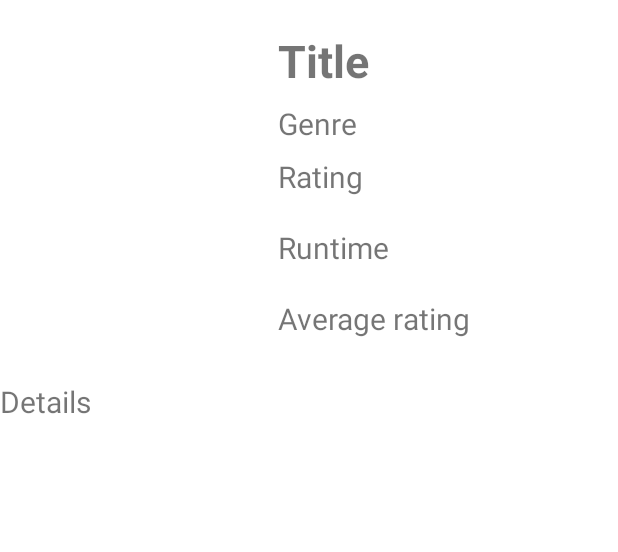
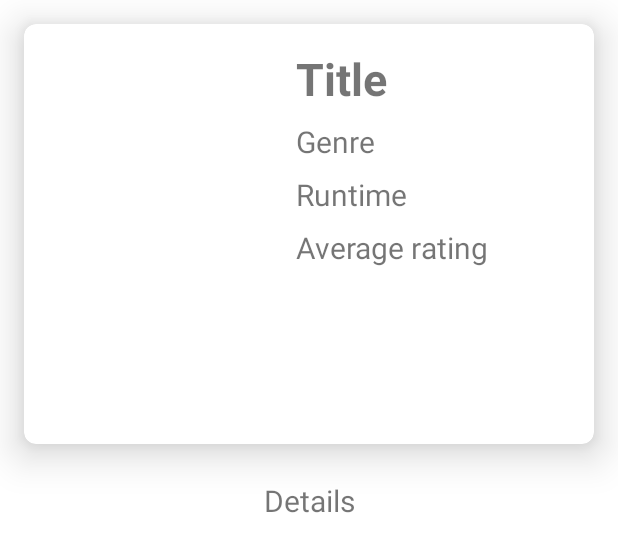
Before and after one commit to ryancho3/MoviesApp, an Android app: the layout fragment_detail.xml on its own in the app's theme, with its tools: preview values and no code run, on a phone screen of 412 x 824 dp. Shown: the top 552 px of the screen. Run offline under Robolectric (Android 15) with nearby library versions, the phone set to English and light mode, and no system bars.

Commit message:
detail view

```diff
--- a/app/src/main/java/com/example/moviesapp/detailFragment.kt
+++ b/app/src/main/java/com/example/moviesapp/detailFragment.kt
@@ -51,10 +51,10 @@ class detailFragment : Fragment() {
 
                 binding.movieGenre.text = genreText
                 binding.movieDetails.text = movie.overview
-                binding.movieAdult.text = when (movie.isAdult) {
-                    true -> "Adult Film"
-                    false -> "Not Adult Film"
-                }
+//                binding.movieAdult.text = when (movie.isAdult) {
+//                    true -> "Adult Film"
+//                    false -> "Not Adult Film"
+//                }
                 binding.movieAvgRating.text = movie.voteAverage.toString()
                 binding.movieRuntime.text = movie.runtime.toString()
 
--- a/app/src/main/res/layout/fragment_detail.xml
+++ b/app/src/main/res/layout/fragment_detail.xml
@@ -5,12 +5,27 @@
     android:layout_width="match_parent"
     android:layout_height="wrap_content">
 
+    <androidx.cardview.widget.CardView
+        android:id="@+id/main_card"
+        android:layout_width="match_parent"
+        android:layout_height="280dp"
+        android:layout_margin="16dp"
+        app:cardCornerRadius="8dp"
+        app:cardElevation="16dp"
+        app:layout_constraintStart_toStartOf="parent"
+        app:layout_constraintTop_toTopOf="parent">
+
+        <androidx.constraintlayout.widget.ConstraintLayout
+            android:layout_width="match_parent"
+            android:layout_height="wrap_content">
+
             <ImageView
                 android:id="@+id/movie_image"
                 android:layout_width="173dp"
                 android:layout_height="226dp"
-        android:layout_marginTop="28dp"
                 android:contentDescription="placeholder"
+                android:padding="20dp"
+                app:layout_constraintBottom_toBottomOf="parent"
                 app:layout_constraintStart_toStartOf="parent"
                 app:layout_constraintTop_toTopOf="parent" />
 
@@ -18,14 +33,16 @@
                 android:id="@+id/linearLayout"
                 android:layout_width="0dp"
                 android:layout_height="wrap_content"
-        android:layout_marginStart="12dp"
-        android:layout_marginTop="12dp"
+                android:layout_marginBottom="16dp"
                 android:gravity="top"
                 android:orientation="vertical"
+                android:padding="8dp"
+                app:layout_constraintBottom_toBottomOf="parent"
                 app:layout_constraintEnd_toEndOf="parent"
                 app:layout_constraintHorizontal_bias="0.0"
-        app:layout_constraintStart_toEndOf="@id/movie_image"
-        app:layout_constraintTop_toTopOf="parent">
+                app:layout_constraintStart_toEndOf="@+id/movie_image"
+                app:layout_constraintTop_toTopOf="@+id/movie_image"
+                app:layout_constraintVertical_bias="0.0">
 
                 <TextView
                     android:id="@+id/movie_title"
@@ -34,9 +51,7 @@
                     android:layout_marginTop="8dp"
                     android:text="Title"
                     android:textSize="30sp"
-            android:textStyle="bold"
-
-            />
+                    android:textStyle="bold" />
 
                 <TextView
                     android:id="@+id/movie_genre"
@@ -47,40 +62,38 @@
                     android:textSize="20sp" />
 
                 <TextView
-            android:id="@+id/movie_adult"
+                    android:id="@+id/movie_runtime"
                     android:layout_width="wrap_content"
                     android:layout_height="wrap_content"
                     android:layout_marginTop="8dp"
-            android:text="Rating"
-            android:textSize="20sp" />
-
-        <TextView
-            android:id="@+id/movie_runtime"
-            android:layout_width="wrap_content"
-            android:layout_height="wrap_content"
-            android:layout_marginTop="20dp"
                     android:text="Runtime"
                     android:textSize="20sp" />
-
 
                 <TextView
                     android:id="@+id/movie_avg_rating"
                     android:layout_width="wrap_content"
                     android:layout_height="wrap_content"
-            android:layout_marginTop="20dp"
+                    android:layout_marginTop="8dp"
                     android:text="Average rating"
                     android:textSize="20sp" />
 
             </LinearLayout>
+        </androidx.constraintlayout.widget.ConstraintLayout>
+
+    </androidx.cardview.widget.CardView>
 
     <TextView
         android:id="@+id/movie_details"
         android:layout_width="wrap_content"
         android:layout_height="wrap_content"
+        android:padding="24dp"
+        android:layout_marginStart="32dp"
+        android:layout_marginEnd="32dp"
         android:text="Details"
         android:textSize="20sp"
+        app:layout_constraintEnd_toEndOf="parent"
         app:layout_constraintStart_toStartOf="parent"
-        app:layout_constraintTop_toBottomOf="@+id/movie_image" />
+        app:layout_constraintTop_toBottomOf="@+id/main_card" />
 
 
     <!--    <LinearLayout-->
```
Lines whose indentation alone changed are shown as unchanged.
